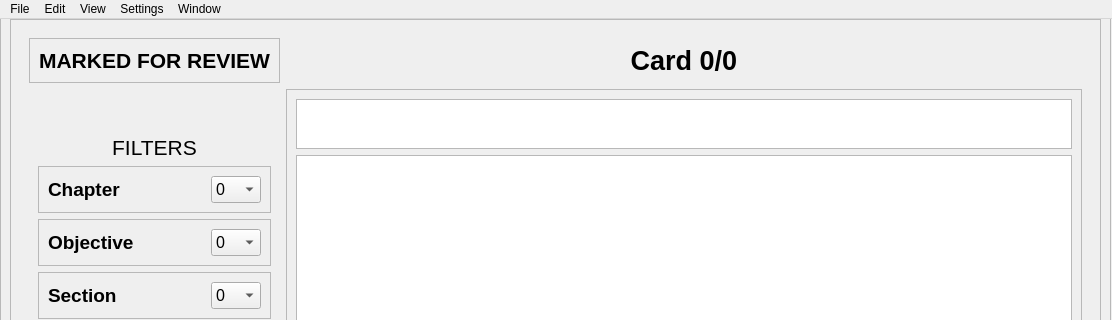
Before: the Qt Designer form pyqt_ui.ui in j-chisholm/ISTQB-Flashcards, drawn with Qt 5; both pictures show x 0 to 1112 and y 0 to 320 of the 1112 by 644 pixel window.
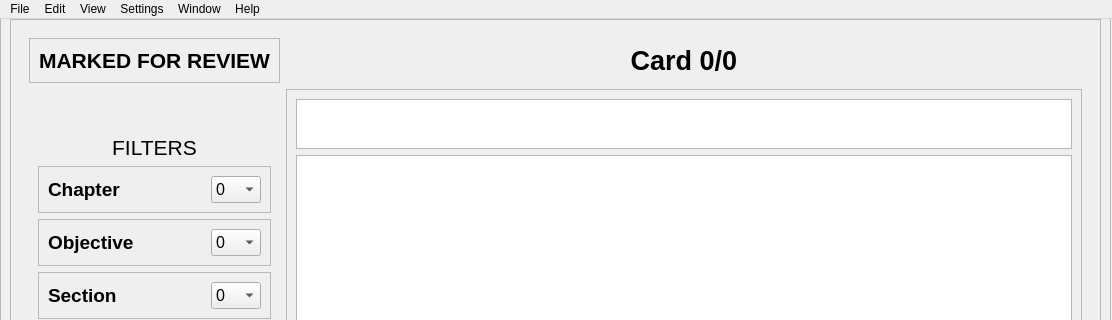
After: the same form once the commit is applied.

The edit to the form file:
```diff
--- a/pyqt_ui.ui
+++ b/pyqt_ui.ui
@@ -691,11 +691,17 @@
      <string>Window</string>
     </property>
    </widget>
+   <widget class="QMenu" name="menuHelp">
+    <property name="title">
+     <string>Help</string>
+    </property>
+   </widget>
    <addaction name="menuFile"/>
    <addaction name="menuEdit"/>
    <addaction name="menuView"/>
    <addaction name="menuSettings"/>
    <addaction name="menuWindow"/>
+   <addaction name="menuHelp"/>
   </widget>
   <widget class="QStatusBar" name="statusbar"/>
   <action name="actionOpen_Cards">
```
